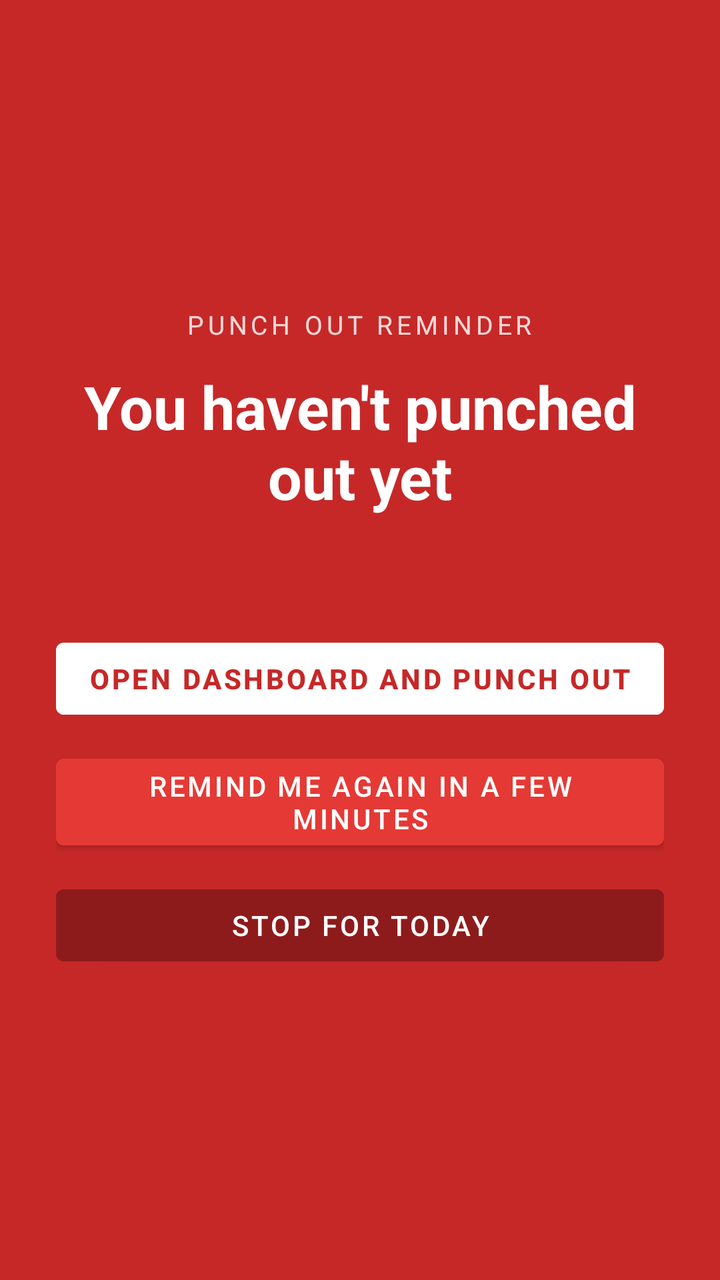
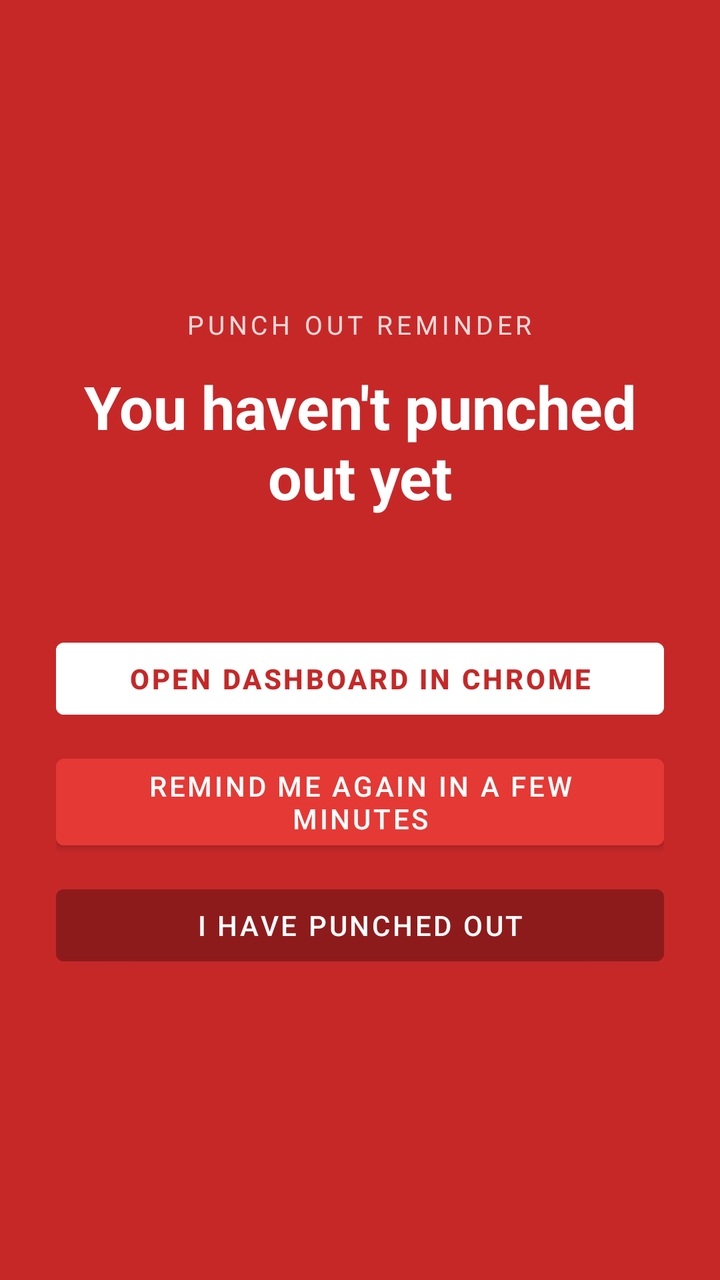

Screens rendered from an Android XML layout before and after an edit, with the pre-edit source and the edit as a unified diff.
<!-- AndroidManifest.xml: activity theme Theme.TTBS_HRMS.Alarm -->
<!-- res/layout/activity_alarm.xml -->
<?xml version="1.0" encoding="utf-8"?>
<LinearLayout xmlns:android="http://schemas.android.com/apk/res/android"
    android:layout_width="match_parent"
    android:layout_height="match_parent"
    android:background="@color/danger"
    android:gravity="center"
    android:orientation="vertical"
    android:padding="28dp">

    <TextView
        android:layout_width="wrap_content"
        android:layout_height="wrap_content"
        android:text="PUNCH OUT REMINDER"
        android:textColor="#FFD9D9"
        android:textSize="13sp"
        android:letterSpacing="0.15" />

    <TextView
        android:id="@+id/tvTitle"
        android:layout_width="match_parent"
        android:layout_height="wrap_content"
        android:layout_marginTop="12dp"
        android:gravity="center"
        android:text="You haven't punched out yet"
        android:textColor="#FFFFFF"
        android:textSize="30sp"
        android:textStyle="bold" />

    <TextView
        android:id="@+id/tvDetail"
        android:layout_width="match_parent"
        android:layout_height="wrap_content"
        android:layout_marginTop="10dp"
        android:gravity="center"
        android:textColor="#FFECEC"
        android:textSize="14sp" />

    <Button
        android:id="@+id/btnOpen"
        android:layout_width="match_parent"
        android:layout_height="wrap_content"
        android:layout_marginTop="28dp"
        android:backgroundTint="#FFFFFF"
        android:text="Open dashboard and punch out"
        android:textColor="@color/danger"
        android:textStyle="bold" />

    <Button
        android:id="@+id/btnSnooze"
        android:layout_width="match_parent"
        android:layout_height="wrap_content"
        android:layout_marginTop="10dp"
        android:backgroundTint="#E53935"
        android:text="Remind me again in a few minutes"
        android:textColor="#FFFFFF" />

    <Button
        android:id="@+id/btnStop"
        android:layout_width="match_parent"
        android:layout_height="wrap_content"
        android:layout_marginTop="10dp"
        android:backgroundTint="#8E1B1B"
        android:text="Stop for today"
        android:textColor="#FFFFFF" />
</LinearLayout>
<!-- resources referenced by this layout -->
<resources>
  <color name="danger">#C62828</color>
  <style name="Theme.TTBS_HRMS.Alarm" parent="Theme.TTBS_HRMS">
          <item name="android:windowBackground">@color/danger</item>
          <item name="android:statusBarColor">@color/danger</item>
          <item name="android:navigationBarColor">@color/danger</item>
      </style>
  <style name="Theme.TTBS_HRMS" parent="Theme.MaterialComponents.DayNight.NoActionBar">
          <item name="colorPrimary">@color/brand</item>
          <item name="colorPrimaryDark">@color/brand_dark</item>
          <item name="colorAccent">@color/brand</item>
          <item name="android:statusBarColor">@color/brand_dark</item>
      </style>
  <color name="brand">#0B5FFF</color>
  <color name="brand_dark">#073FB0</color>
</resources>

<!-- the commit's change to res/layout/activity_alarm.xml (unified diff, before → after) -->
@@ -41,7 +41,7 @@
         android:layout_height="wrap_content"
         android:layout_marginTop="28dp"
         android:backgroundTint="#FFFFFF"
-        android:text="Open dashboard and punch out"
+        android:text="Open dashboard in Chrome"
         android:textColor="@color/danger"
         android:textStyle="bold" />
 
@@ -60,6 +60,6 @@
         android:layout_height="wrap_content"
         android:layout_marginTop="10dp"
         android:backgroundTint="#8E1B1B"
-        android:text="Stop for today"
+        android:text="I have punched out"
         android:textColor="#FFFFFF" />
 </LinearLayout>
